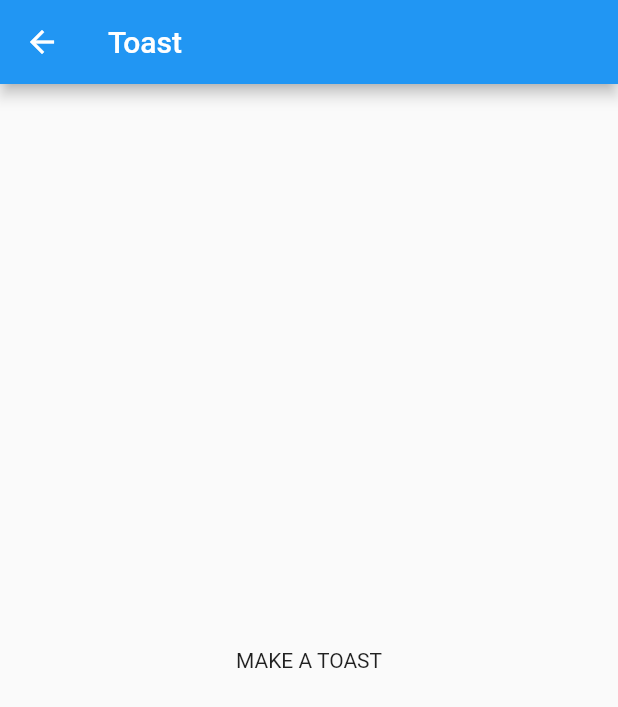
After one commit to WHITELOTUS0/FlutterProject, a Flutter app: the screen it shows after launch, after a tap on "Toast", on a phone screen of 412 x 824 dp. The commit adds this screen. Shown: the top 707 px of the screen. Run offline on Flutter 3.47's test engine with Material 2 defaults, Android fonts, the phone set to English and light mode, and no system bars; our stand-ins replace flutter_form_builder, fluttertoast.

Commit message:
Toast and Forms

```diff
--- a/myproject/lib/main.dart
+++ b/myproject/lib/main.dart
@@ -2,9 +2,11 @@ import 'package:flutter/material.dart';
 import 'package:myproject/Screens/ColumnScreen.dart';
 import 'package:myproject/screens/ContainerScreen.dart';
 import 'package:myproject/screens/ContainerStylingScreen.dart';
+import 'package:myproject/screens/FormTextField.dart';
 import 'package:myproject/screens/ImagesScreen.dart';
 import 'package:myproject/screens/RowsScreen.dart';
 import 'package:myproject/screens/TextStylingScreen.dart';
+import 'package:myproject/screens/ToastScreen.dart';
 
 void main() {
   runApp(const MyApp());
@@ -152,6 +154,37 @@ class _MyHomePageState extends State<MyHomePage> {
               );
             },
           ),
+
+
+          ListTile(
+            title: Text("Toast"),
+            leading: Icon(Icons.touch_app),
+            trailing: Icon(Icons.chevron_right),
+            subtitle:Text("How to make pop ups..."),
+            onTap: (){
+              Navigator.push(
+                context,
+                MaterialPageRoute(
+                  builder: (context) => ToastScreen(),
+                ),
+              );
+            },
+          ),
+
+          ListTile(
+            title: Text("Form Text"),
+            leading: Icon(Icons.text_fields),
+            trailing: Icon(Icons.chevron_right),
+            subtitle:Text("Text Input"),
+            onTap: (){
+              Navigator.push(
+                context,
+                MaterialPageRoute(
+                  builder: (context) => FormTextField(),
+                ),
+              );
+            },
+          ),
           /*InkWell(
             onTap: () {
               Navigator.push(
--- /dev/null
+++ b/myproject/lib/screens/ToastScreen.dart
@@ -0,0 +1,47 @@
+import 'package:flutter/cupertino.dart';
+import 'package:flutter/material.dart';
+import 'package:fluttertoast/fluttertoast.dart';
+
+class ToastScreen extends StatefulWidget {
+  const ToastScreen({super.key});
+
+  @override
+  State<ToastScreen> createState() => _ToastScreenState();
+}
+
+class _ToastScreenState extends State<ToastScreen> {
+  @override
+  Widget build(BuildContext context) {
+    return Scaffold(
+      appBar: AppBar(
+        title: Text("Toast"),
+      ),
+      body: Column(
+        mainAxisAlignment: MainAxisAlignment.center,
+        crossAxisAlignment: CrossAxisAlignment.center,
+        children: [
+          InkWell(
+            onTap: (){
+              makeToast();
+            },
+            child: Center(
+              child: Text("MAKE A TOAST"),
+            ),
+          ),
+        ],
+      ),
+    );
+  }
+
+  void makeToast() {
+    Fluttertoast.showToast(
+        msg: "This is my Toast",
+        toastLength: Toast.LENGTH_LONG,
+        gravity: ToastGravity.BOTTOM,
+        timeInSecForIosWeb: 1,
+        backgroundColor: Colors.grey.shade700,
+        textColor: Colors.white,
+        fontSize: 16.0
+    );
+  }
+}
--- a/myproject/pubspec.yaml
+++ b/myproject/pubspec.yaml
@@ -36,6 +36,8 @@ dependencies:
   # The following adds the Cupertino Icons font to your application.
   # Use with the CupertinoIcons class for iOS style icons.
   cupertino_icons: ^1.0.2
+  fluttertoast: ^8.1.2
+  flutter_form_builder: ^7.7.0
 
 dev_dependencies:
   flutter_test:
```
Also changed, not shown: myproject/lib/screens/FormTextField.dart (added, +48 -0 lines), myproject/pubspec.lock.
